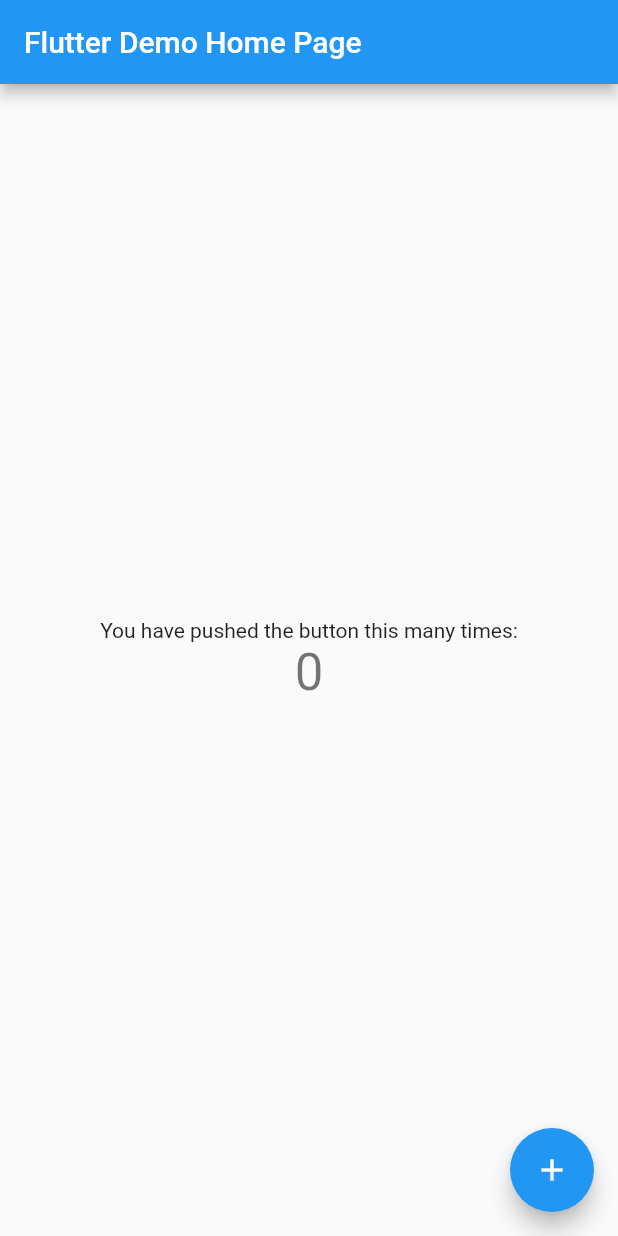
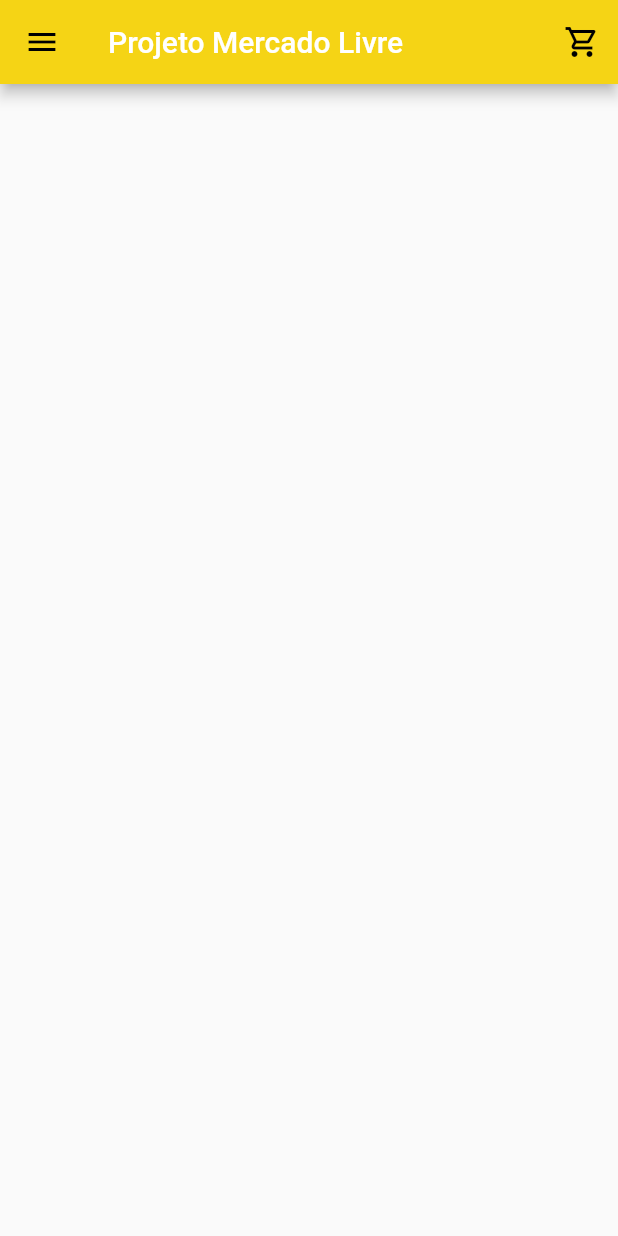
Before and after one commit to mateus-1228/mercadoAberto, a Flutter app: the screen it shows after launch, on a phone screen of 412 x 824 dp. Run offline on Flutter 3.47's test engine with Material 2 defaults, Android fonts, the phone set to English and light mode, and no system bars.

Commit message:
Construção da AppBar

```diff
--- a/lib/main.dart
+++ b/lib/main.dart
@@ -7,7 +7,7 @@
 class MyApp extends StatelessWidget {
   const MyApp({Key? key}) : super(key: key);
 
-  // This widget is the root of your application.
+
   @override
   Widget build(BuildContext context) {
     return MaterialApp(
@@ -16,7 +16,8 @@
 
         primarySwatch: Colors.blue,
       ),
-      home: const MyHomePage(title: 'Flutter Demo Home Page'),
+      home: const MyHomePage(title: 'Projeto Mercado Livre'),
+       debugShowCheckedModeBanner: false,
     );
   }
 }
@@ -31,44 +32,35 @@
 }
 
 class _MyHomePageState extends State<MyHomePage> {
-  int _counter = 0;
-
-  void _incrementCounter() {
-    setState(() {
-
-      _counter++;
-    });
-  }
-
   @override
   Widget build(BuildContext context) {
 
     return Scaffold(
       appBar: AppBar(
+       leading: IconButton(
+            onPressed: () {},
+            icon: Icon(Icons.menu,
+                color: Colors.black),
+          ),
+           actions: <Widget>[
+        IconButton(icon: Icon(Icons.shopping_cart_outlined,
+        color: Colors.black,), onPressed: () {}),
 
+      ],
+
+      backgroundColor: Color(0xfff5d415),
         title: Text(widget.title),
       ),
+
       body: Center(
 
         child: Column(
 
-          mainAxisAlignment: MainAxisAlignment.center,
-          children: <Widget>[
-            const Text(
-              'You have pushed the button this many times:',
-            ),
-            Text(
-              '$_counter',
-              style: Theme.of(context).textTheme.headline4,
-            ),
-          ],
         ),
+
       ),
-      floatingActionButton: FloatingActionButton(
-        onPressed: _incrementCounter,
-        tooltip: 'Increment',
-        child: const Icon(Icons.add),
-      ),
+
+
     );
   }
 }
```
